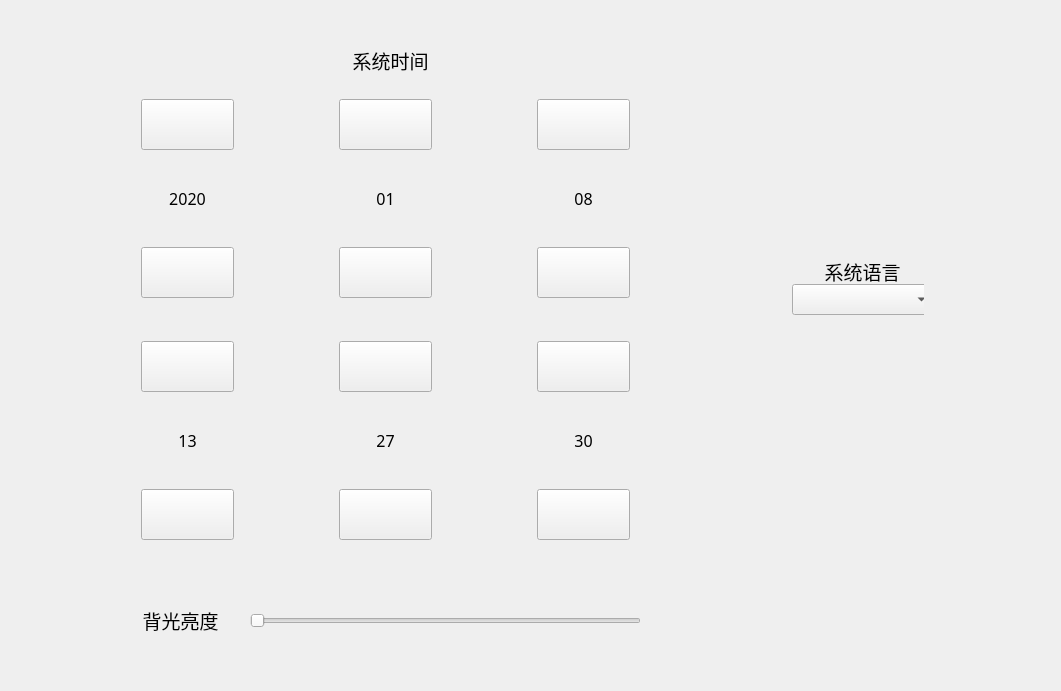
First picture: the form in HighResolutionPrinter/syssetting.ui, repository dxphmj/TwoCharPrinter, before the edit.
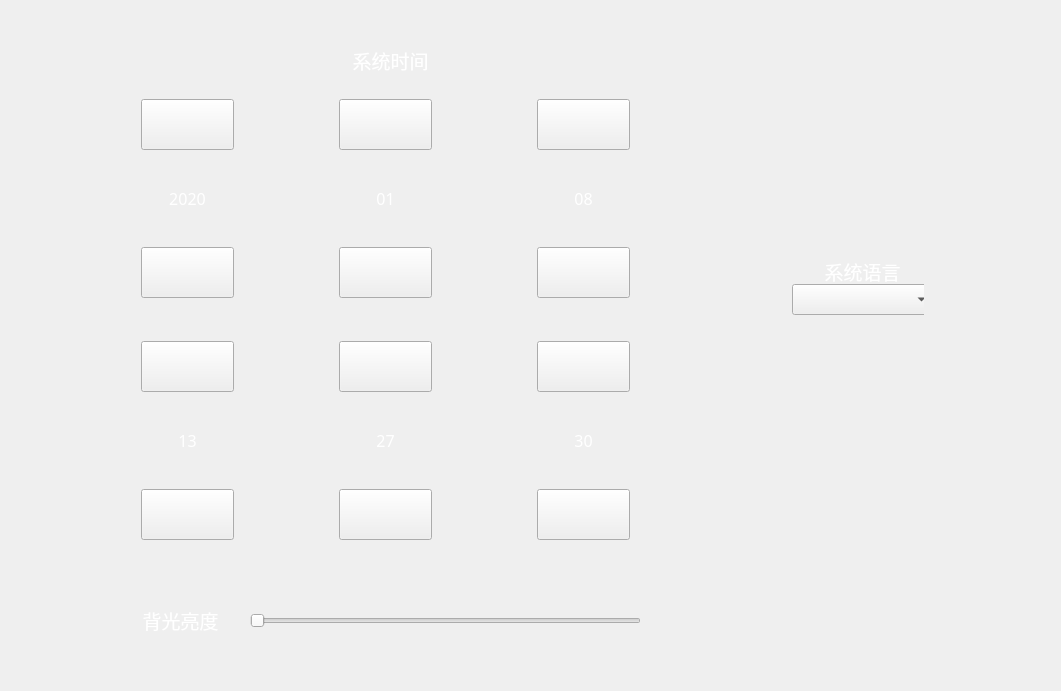
Second picture: the form after the edit.

Diff of the .ui file:
```diff
--- a/HighResolutionPrinter/syssetting.ui
+++ b/HighResolutionPrinter/syssetting.ui
@@ -65,6 +65,9 @@
           <pointsize>12</pointsize>
          </font>
         </property>
+        <property name="styleSheet">
+         <string notr="true">color: rgb(255, 255, 255);</string>
+        </property>
         <property name="text">
          <string>13</string>
         </property>
@@ -156,6 +159,9 @@
           <pointsize>12</pointsize>
          </font>
         </property>
+        <property name="styleSheet">
+         <string notr="true">color: rgb(255, 255, 255);</string>
+        </property>
         <property name="text">
          <string>27</string>
         </property>
@@ -247,6 +253,9 @@
           <pointsize>12</pointsize>
          </font>
         </property>
+        <property name="styleSheet">
+         <string notr="true">color: rgb(255, 255, 255);</string>
+        </property>
         <property name="text">
          <string>30</string>
         </property>
@@ -338,7 +347,7 @@
          </font>
         </property>
         <property name="text">
-         <string>2020</string>
+         <string>&lt;html&gt;&lt;head/&gt;&lt;body&gt;&lt;p&gt;&lt;span style=&quot; color:#ffffff;&quot;&gt;2020&lt;/span&gt;&lt;/p&gt;&lt;/body&gt;&lt;/html&gt;</string>
         </property>
         <property name="alignment">
          <set>Qt::AlignCenter</set>
@@ -428,6 +437,9 @@
           <pointsize>12</pointsize>
          </font>
         </property>
+        <property name="styleSheet">
+         <string notr="true">color: rgb(255, 255, 255);</string>
+        </property>
         <property name="text">
          <string>01</string>
         </property>
@@ -519,6 +531,9 @@
           <pointsize>12</pointsize>
          </font>
         </property>
+        <property name="styleSheet">
+         <string notr="true">color: rgb(255, 255, 255);</string>
+        </property>
         <property name="text">
          <string>08</string>
         </property>
@@ -578,6 +593,9 @@
      <pointsize>14</pointsize>
     </font>
    </property>
+   <property name="styleSheet">
+    <string notr="true">color: rgb(255, 255, 255);</string>
+   </property>
    <property name="text">
     <string>背光亮度</string>
    </property>
@@ -622,6 +640,9 @@
         <pointsize>14</pointsize>
        </font>
       </property>
+      <property name="styleSheet">
+       <string notr="true">color: rgb(255, 255, 255);</string>
+      </property>
       <property name="text">
        <string>系统语言</string>
       </property>
@@ -664,7 +685,7 @@
     </font>
    </property>
    <property name="text">
-    <string>系统时间</string>
+    <string>&lt;html&gt;&lt;head/&gt;&lt;body&gt;&lt;p&gt;&lt;span style=&quot; color:#ffffff;&quot;&gt;系统时间&lt;/span&gt;&lt;/p&gt;&lt;/body&gt;&lt;/html&gt;</string>
    </property>
    <property name="alignment">
     <set>Qt::AlignCenter</set>
```
Left out of the diff: 3 changed lines with no effect on the pictures.
